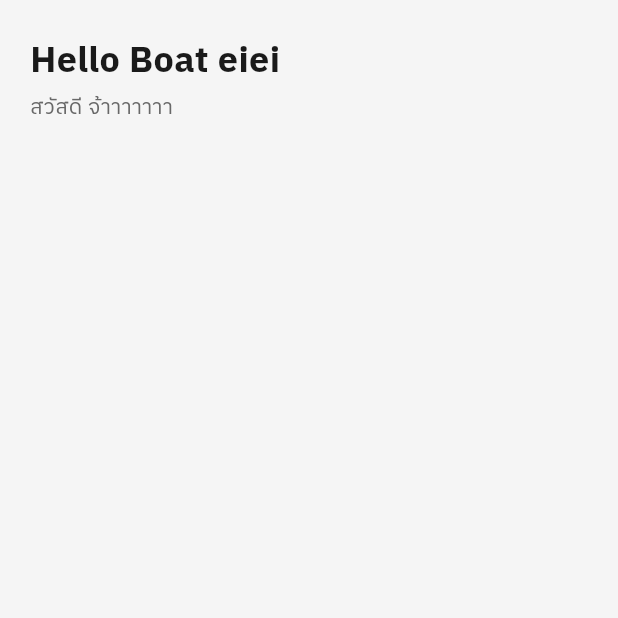
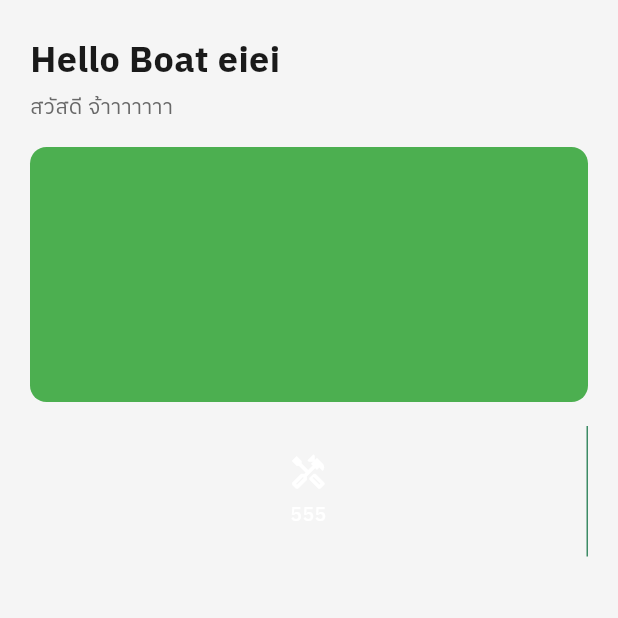
Before and after one commit to friendneedmatcha/fix-ict, a Flutter app: the screen it shows after launch, on a phone screen of 412 x 824 dp, the top half of it. Run offline on Flutter 3.47's test engine with Material 3 defaults, Android fonts, the phone set to English and light mode, and no system bars; project files that could hold a hidden picture were left out.

Commit message:
column center

```diff
--- a/frontend/lib/screens/homePage.dart
+++ b/frontend/lib/screens/homePage.dart
@@ -38,6 +38,58 @@ class _HomepageState extends State<Homepage> {
                         color: Color.fromARGB(255, 104, 104, 104),
                       ),
                     ),
+                    SizedBox(height: 16),
+                    Container(
+                      height: 170,
+                      decoration: BoxDecoration(
+                        color: Colors.green,
+                        borderRadius: BorderRadius.circular(11),
+                      ),
+                    ),
+                    SizedBox(height: 16),
+                    Container(
+                      child: Row(
+                        children: [
+                          Expanded(
+                            child: InkWell(
+                              borderRadius: BorderRadius.circular(16),
+                              child: Container(
+                                padding: const EdgeInsets.symmetric(
+                                  vertical: 18,
+                                ),
+                                decoration: BoxDecoration(
+                                  border: Border(
+                                    right: BorderSide(
+                                      color: Color(0xFF3D8B65),
+                                      width: 1,
+                                    ),
+                                  ),
+                                ),
+                                child: Column(
+                                  mainAxisSize: MainAxisSize.min,
+                                  children: [
+                                    Icon(
+                                      Icons.handyman_outlined,
+                                      color: Colors.white,
+                                      size: 26,
+                                    ),
+                                    const SizedBox(height: 6),
+                                    Text(
+                                      "555",
+                                      style: const TextStyle(
+                                        color: Colors.white,
+                                        fontSize: 13,
+                                        fontWeight: FontWeight.w500,
+                                      ),
+                                    ),
+                                  ],
+                                ),
+                              ),
+                            ),
+                          ),
+                        ],
+                      ),
+                    ),
                   ],
                 ),
               ),
```
